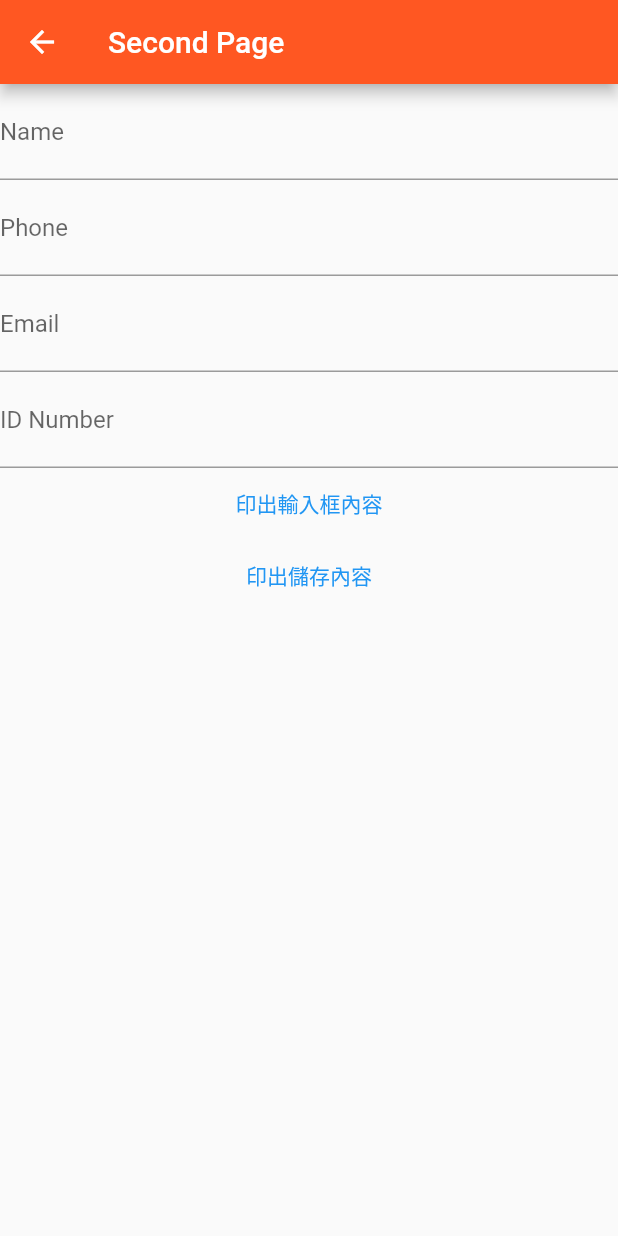
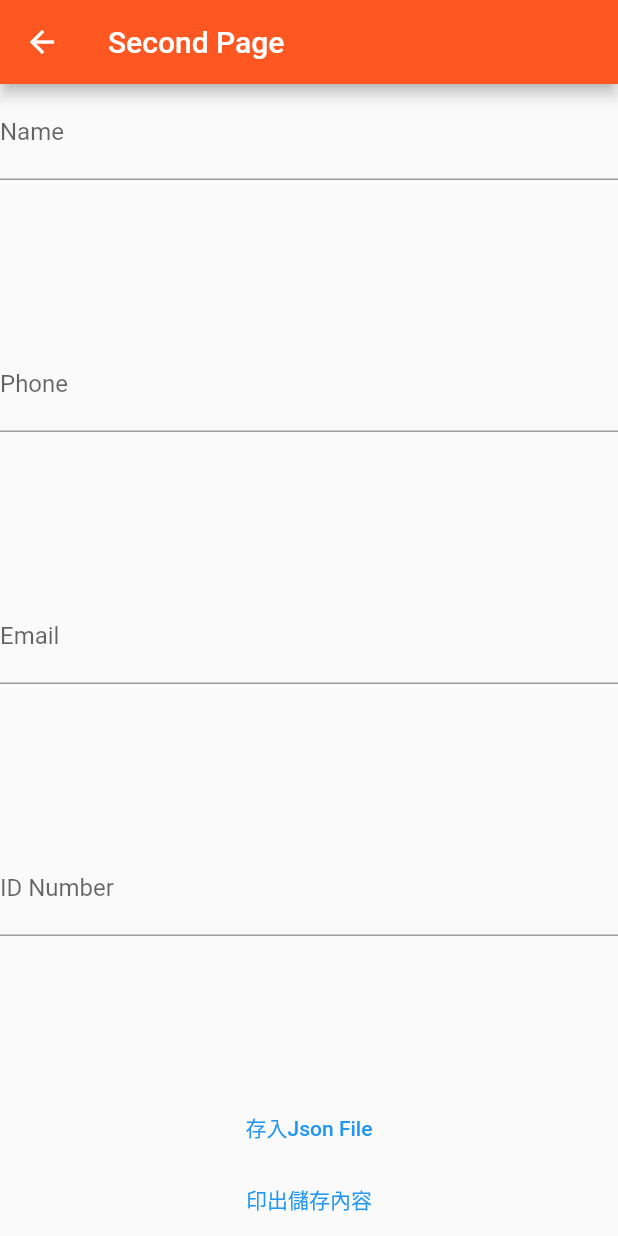
Before and after one commit to Covid-autofill-project/QReady-google-form-autofill-project, a Flutter app: the ScreenInput screen opened by its route, on a phone screen of 412 x 824 dp. Run offline on Flutter 3.47's test engine with Material 2 defaults, Android fonts, the phone set to English and light mode, and no system bars; missing offline and left inert: flutter_barcode_scanner.

Commit message:
Fix screenInput.dart

```diff
--- a/lib/screenInput.dart
+++ b/lib/screenInput.dart
@@ -15,41 +15,44 @@ class ScreenInput extends StatelessWidget {
             title: new Text("Second Page"), backgroundColor: Colors.deepOrange),
         body: new Container(
             child: Center(
-                child: Flexible(
                 child: Column(children: <Widget>[
-          TextField(
+          Expanded(
+              child: TextField(
                   decoration: InputDecoration(
                     labelText: 'Name',
                     hintText: '本名',
                   ),
-              controller: nameController),
-          TextField(
+                  controller: nameController)),
+          Expanded(
+              child: TextField(
                   decoration: InputDecoration(
                     labelText: 'Phone',
                     hintText: '電話號碼',
                   ),
-              controller: phoneController),
-          TextField(
+                  controller: phoneController)),
+          Expanded(
+              child: TextField(
                   decoration: InputDecoration(
                     labelText: 'Email',
                     hintText: '電子郵件',
                   ),
-              controller: emailController),
-          TextField(
+                  controller: emailController)),
+          Expanded(
+              child: TextField(
                   decoration: InputDecoration(
                     labelText: 'ID Number',
                     hintText: '身分證字號',
                   ),
-              controller: idController),
+                  controller: idController)),
           TextButton(
-            child: Text('印出輸入框內容'),
+            child: Text('存入Json File'),
             onPressed: btnEvent,
           ),
           TextButton(
             child: Text('印出儲存內容'),
             onPressed: btnEvent2,
           )
-        ])))));
+        ]))));
   }
 
   void btnEvent() {
```
Lines whose indentation alone changed are shown as unchanged.
